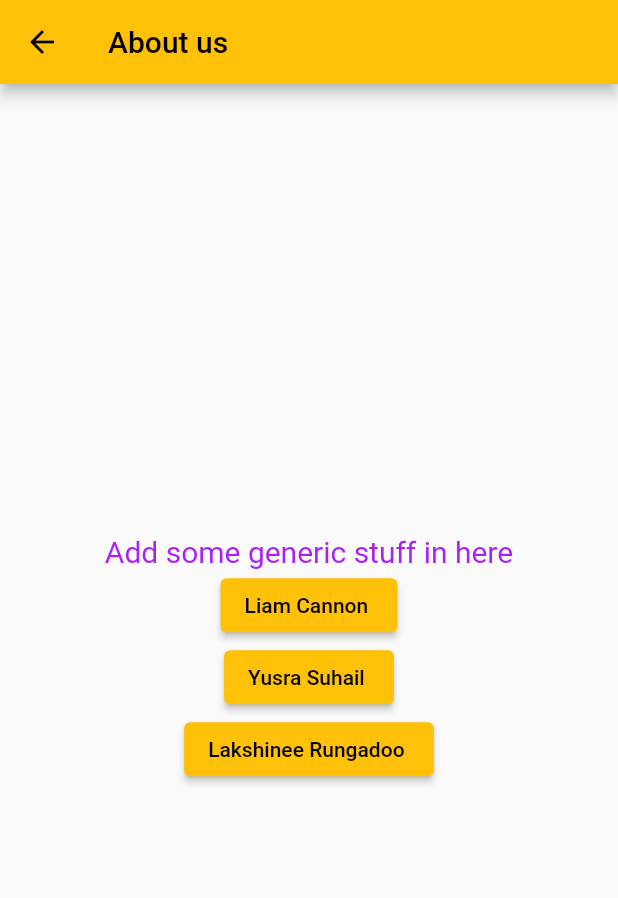
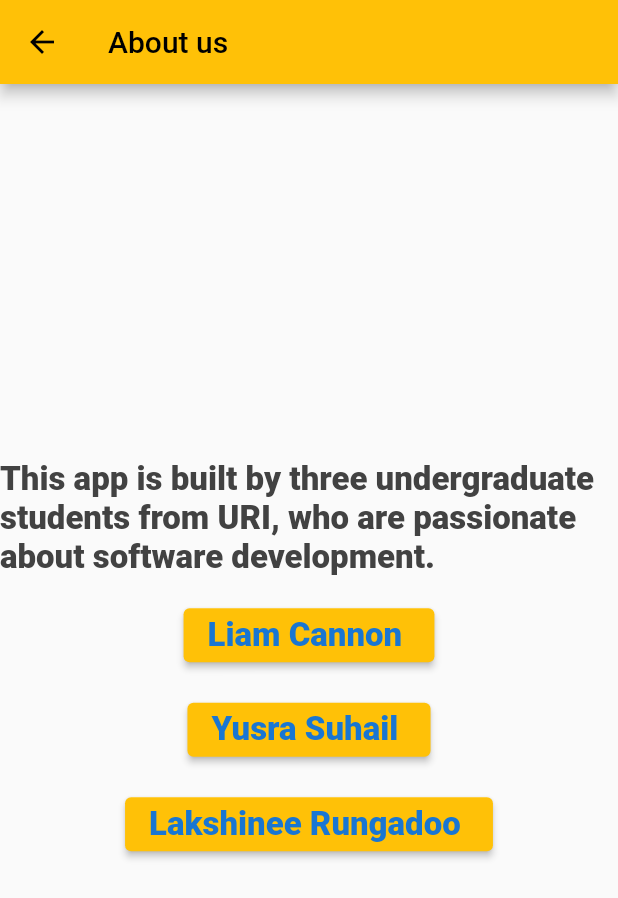
Before and after one commit to Liam-Cannon-Yusra-Suhail-Partnership/ly_app, a Flutter app: the screen it shows after launch, after a tap on "Who are we?", on a phone screen of 412 x 824 dp. Shown: the top 898 px of the screen. Run offline on Flutter 3.47's test engine with Material 2 defaults, Android fonts, the light colour scheme and no system bars.

Commit message:
UI fixed

```diff
--- a/lib/main.dart
+++ b/lib/main.dart
@@ -66,7 +66,7 @@ class _MyHomePageState extends State<MyHomePage> {
     });
   }
   Widget welcomeText(BuildContext context) {
-    return Text('Greetings to Chore Tracker!!',
+    return Text('Greetings to Chore Tracker!',
       textAlign: TextAlign.center,
       style: TextStyle(
         fontSize: 40,
@@ -78,17 +78,6 @@ class _MyHomePageState extends State<MyHomePage> {
     );
 
   }
-  // Widget aboutText(BuildContext context) {
-  //   return Text('Hey do you want to know about us? Hit the about button :)',
-  //   textAlign: TextAlign.center,
-  //   style: TextStyle(
-  //             fontSize: 22,
-  //             color: Colors.grey[800],
-  //             fontWeight: FontWeight.w900,
-  //             fontStyle: FontStyle.italic,
-  //           ),
-  //   );
-  // }
   Widget startText(BuildContext context) {
     return Text('How would you like to manage your chores?',
     textAlign: TextAlign.center,
@@ -197,10 +186,6 @@ class _MyHomePageState extends State<MyHomePage> {
             SizedBox(
                 height: 100,
               ),
-            // Container(child: aboutText(context)),
-            // SizedBox(
-            //     height: 40,
-            //   ),
             ElevatedButton(
                 child: aboutButton(context),
                 onPressed: () => Navigator.of(context).pushNamed('/about')),
@@ -218,13 +203,25 @@ class _MyHomePageState extends State<MyHomePage> {
   }
 }
 Widget member1(BuildContext context) {
-    return Text('Liam Cannon ');
+    return Text('Liam Cannon ',
+              style: TextStyle(fontSize: 22,
+              color: Colors.blue[700]!,
+              fontWeight: FontWeight.w900,),
+    );
 }
 Widget member2(BuildContext context) {
-    return Text('Yusra Suhail ');
+    return Text('Yusra Suhail ',
+    style: TextStyle(fontSize: 22,
+              color: Colors.blue[700]!,
+              fontWeight: FontWeight.w900,),
+    );
 }
 Widget member3(BuildContext context) {
-    return Text('Lakshinee Rungadoo ');
+    return Text('Lakshinee Rungadoo ',
+    style: TextStyle(fontSize: 22,
+              color: Colors.blue[700]!,
+              fontWeight: FontWeight.w900,),
+    );
 }
 class AboutScreen extends StatefulWidget {
   AboutScreen({Key? key, required this.title}) : super(key: key);
@@ -251,12 +248,15 @@ class TeamMembers extends StatelessWidget {
       mainAxisAlignment: MainAxisAlignment.center,
       children: <Widget>[
         Text(
-          'Add some generic stuff in here',
-          textScaleFactor: 2.0,
+          'This app is built by three undergraduate students from URI, who are passionate about software development.',
           style: TextStyle(
-            color: Color.fromARGB(255, 170, 33, 243),
-            fontSize: 10.0
+            fontSize: 22,
+              color: Colors.grey[800],
+              fontWeight: FontWeight.w900,
            ),
+        ),
+        SizedBox(
+          height: 15,
         ),
         ElevatedButton(
                 child: member1(context),
@@ -267,6 +267,9 @@ class TeamMembers extends StatelessWidget {
                 );
               },
             ),
+        SizedBox(
+          height: 15,
+        ),
         ElevatedButton(
                 child: member2(context),
                 onPressed: () {
@@ -276,6 +279,9 @@ class TeamMembers extends StatelessWidget {
                 );
               },
             ),
+        SizedBox(
+          height: 15,
+        ),
         ElevatedButton(
                 child: member3(context),
                 onPressed: () {
@@ -316,8 +322,9 @@ class IntroMember2 extends StatelessWidget {
               'I am a senior at University of Rhode Island, completing my bachelors in Computer Science.',
               textScaleFactor: 2.0,
               style: TextStyle(
-                color: Color.fromARGB(255, 9, 8, 9),
-                fontSize: 7.0
+                fontSize: 20,
+                color: Colors.blue[700]!,
+                fontWeight: FontWeight.w900,
               ),
             ),
           ]
```
